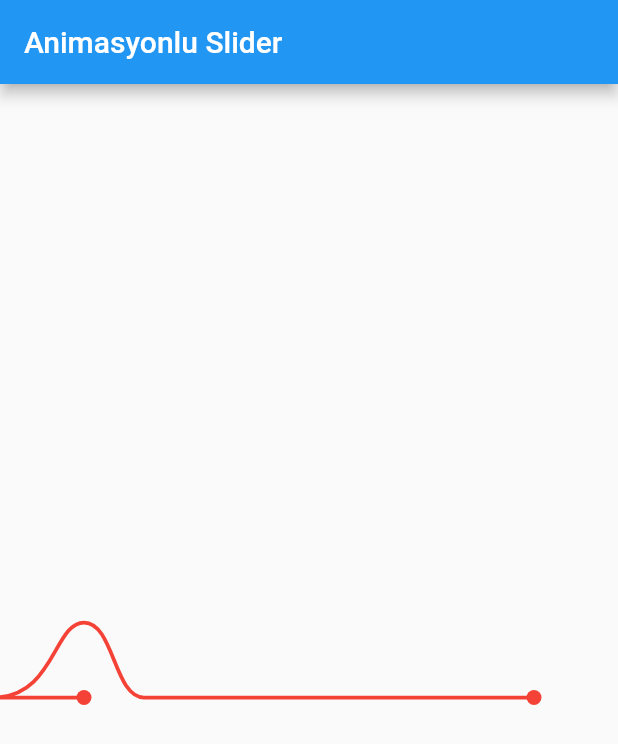
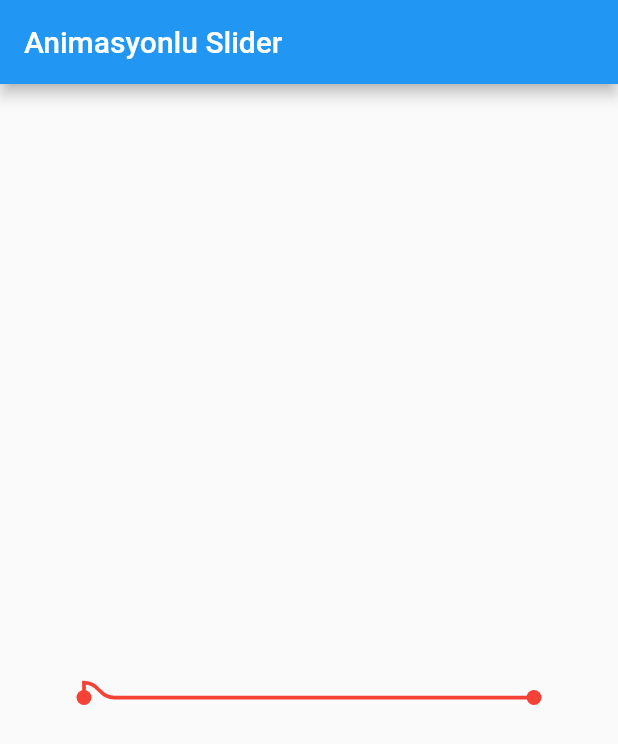
Before and after one commit to emralyilmaz/training42_animasyonlu_slider_gelistirme, a Flutter app: the screen it shows after launch, on a phone screen of 412 x 824 dp. Shown: the top 744 px of the screen. Run offline on Flutter 3.47's test engine with Material 2 defaults, Android fonts, the phone set to English and light mode, and no system bars.

Commit message:
Slider Sınırlarını ve Yüksekliğini Belirleme

```diff
--- a/lib/paint.dart
+++ b/lib/paint.dart
@@ -20,7 +20,12 @@ class Painter extends CustomPainter {
           ..style = PaintingStyle.stroke
           ..strokeWidth = 2.5;
 
-  WaveLineDefinitions _useWaveLineDefinitions() {
+  WaveLineDefinitions _useWaveLineDefinitions(Size size) {
+    double maxWaveHeight = size.height * 0.8;
+    double minWaveHeight = size.height * 0.2;
+    double controlHeight =
+        size.height - minWaveHeight - (maxWaveHeight * dragYuzdelik);
+
     double bukulebilirlik = 25.0;
     double maxSliderDifference = 20.0;
     double slideDifference = (sliderPozisyon - _oncekiSliderPozisyon).abs();
@@ -35,15 +40,21 @@ class Painter extends CustomPainter {
     bool solYon = sliderPozisyon < _oncekiSliderPozisyon;
     bend = solYon ? -bend : bend;
 
-    double bendWidth =
-        40.0; // bend: bükmek anlamında bendwidth: bükülme genişliği demek
-    double bezierWidth = 40.0;
+    double bendWidth = 20.0 + 20 * dragYuzdelik;
+    // bend: bükmek anlamında bendwidth: bükülme genişliği demek
+    double bezierWidth = 20.0 + 20 * dragYuzdelik;
 
-    double startOfBend =
-        sliderPozisyon - bendWidth / 2; //bükmenin başlangıç noktası.
+    double startOfBend = sliderPozisyon - bendWidth / 2;
+    //bükmenin başlangıç noktası.
     double startOfBezierWidth = startOfBend - bezierWidth;
     double endOfBend = sliderPozisyon + bendWidth / 2;
     double endOfBezier = endOfBend + bezierWidth / 2;
+
+    startOfBend = (startOfBend < 0.0) ? 0.0 : startOfBend;
+    startOfBezierWidth = (startOfBezierWidth < 0.0) ? 0.0 : startOfBezierWidth;
+
+    endOfBend = (endOfBend >= size.width) ? size.width : endOfBend;
+    endOfBezier = (endOfBezier >= size.width) ? size.width : endOfBezier;
 
     double leftControlPoint1 = startOfBend;
     double leftControlPoint2 = startOfBend;
@@ -55,10 +66,9 @@ class Painter extends CustomPainter {
     rightControlPoint1 = rightControlPoint1 - bend;
     rightControlPoint2 = rightControlPoint2 + bend;
 
-    double controlHeight = 0;
     double centerPoint = sliderPozisyon;
 
-    centerPoint = centerPoint - bend;
+    centerPoint = (centerPoint > size.width) ? size.width : centerPoint;
 
     WaveLineDefinitions waveLine = WaveLineDefinitions(
         bendWidth: bendWidth,
@@ -104,7 +114,7 @@ class Painter extends CustomPainter {
   // }
 
   _paintWaveLine(Canvas canvas, Size size) {
-    WaveLineDefinitions waveLine = _useWaveLineDefinitions();
+    WaveLineDefinitions waveLine = _useWaveLineDefinitions(size);
 
     Path path = Path();
     path.moveTo(0.0, size.height);
```
